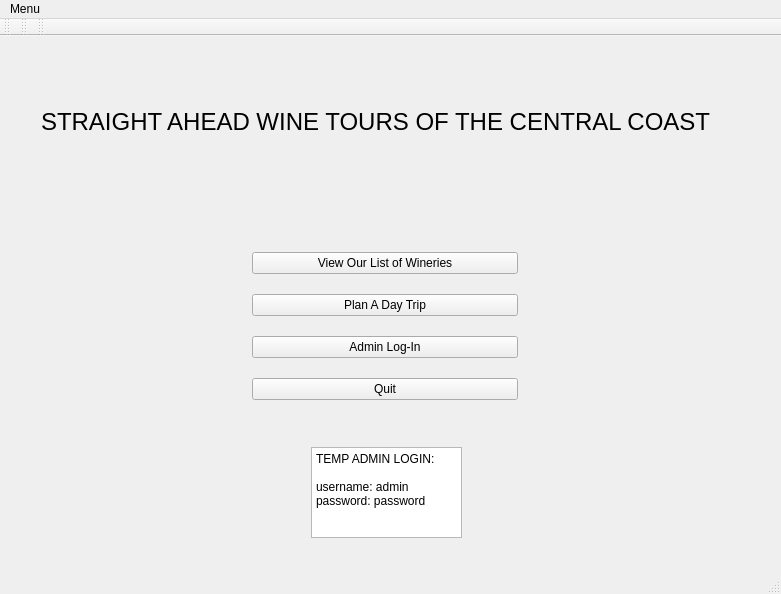
First picture: the form in WineryProject/mainwindow.ui, repository AustinVaday/CS1D-Class-Project-1, before the edit.
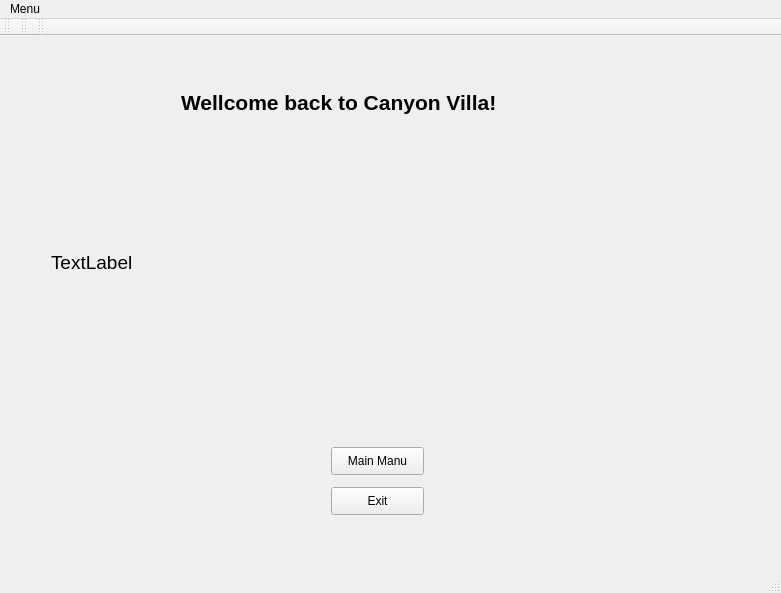
Second picture: the form after the edit. The open tabs and pages were chosen to show the change.

Commit message:
finished trip planning
If you want me to change something let me know

```diff
--- a/WineryProject/mainwindow.ui
+++ b/WineryProject/mainwindow.ui
@@ -7,7 +7,7 @@
     <x>0</x>
     <y>0</y>
     <width>781</width>
-    <height>594</height>
+    <height>593</height>
    </rect>
   </property>
   <property name="windowTitle">
@@ -1598,7 +1598,87 @@
          </rect>
         </property>
         <property name="text">
-         <string>Add</string>
+         <string>Start</string>
+        </property>
+       </widget>
+      </widget>
+      <widget class="QWidget" name="page_trip_end">
+       <widget class="QPushButton" name="mainMenu">
+        <property name="geometry">
+         <rect>
+          <x>320</x>
+          <y>400</y>
+          <width>93</width>
+          <height>28</height>
+         </rect>
+        </property>
+        <property name="text">
+         <string>Main Manu</string>
+        </property>
+       </widget>
+       <widget class="QPushButton" name="exit">
+        <property name="geometry">
+         <rect>
+          <x>320</x>
+          <y>440</y>
+          <width>93</width>
+          <height>28</height>
+         </rect>
+        </property>
+        <property name="text">
+         <string>Exit</string>
+        </property>
+       </widget>
+       <widget class="QLabel" name="endTitle">
+        <property name="geometry">
+         <rect>
+          <x>170</x>
+          <y>20</y>
+          <width>441</width>
+          <height>71</height>
+         </rect>
+        </property>
+        <property name="text">
+         <string>&lt;html&gt;&lt;head/&gt;&lt;body&gt;&lt;p&gt;&lt;span style=&quot; font-size:16pt; font-weight:600;&quot;&gt;Wellcome back to Canyon Villa!&lt;/span&gt;&lt;/p&gt;&lt;/body&gt;&lt;/html&gt;</string>
+        </property>
+       </widget>
+       <widget class="QLabel" name="numWines">
+        <property name="geometry">
+         <rect>
+          <x>40</x>
+          <y>120</y>
+          <width>471</width>
+          <height>31</height>
+         </rect>
+        </property>
+        <property name="text">
+         <string/>
+        </property>
+       </widget>
+       <widget class="QLabel" name="total">
+        <property name="geometry">
+         <rect>
+          <x>40</x>
+          <y>160</y>
+          <width>421</width>
+          <height>31</height>
+         </rect>
+        </property>
+        <property name="text">
+         <string/>
+        </property>
+       </widget>
+       <widget class="QLabel" name="distance">
+        <property name="geometry">
+         <rect>
+          <x>40</x>
+          <y>200</y>
+          <width>451</width>
+          <height>31</height>
+         </rect>
+        </property>
+        <property name="text">
+         <string>&lt;html&gt;&lt;head/&gt;&lt;body&gt;&lt;p&gt;&lt;span style=&quot; font-size:14pt;&quot;&gt;TextLabel&lt;/span&gt;&lt;/p&gt;&lt;/body&gt;&lt;/html&gt;</string>
         </property>
        </widget>
       </widget>
```
Left out of the diff: 56 changed lines with no effect on the pictures. The commit also changes 8 other files.
